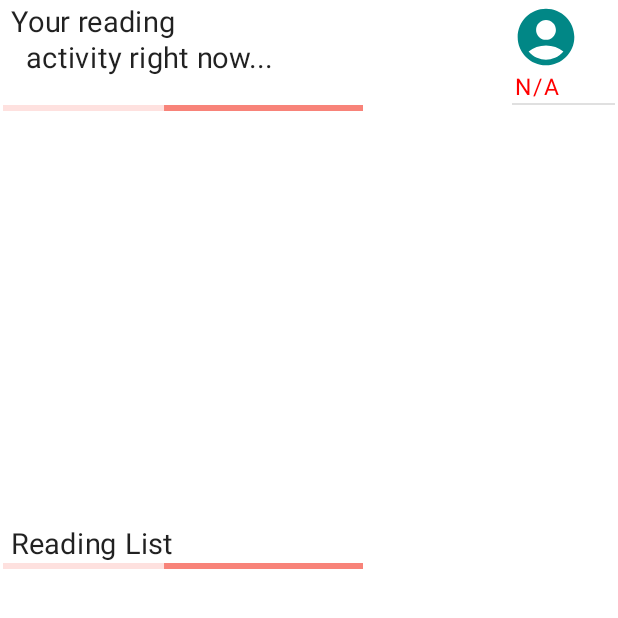
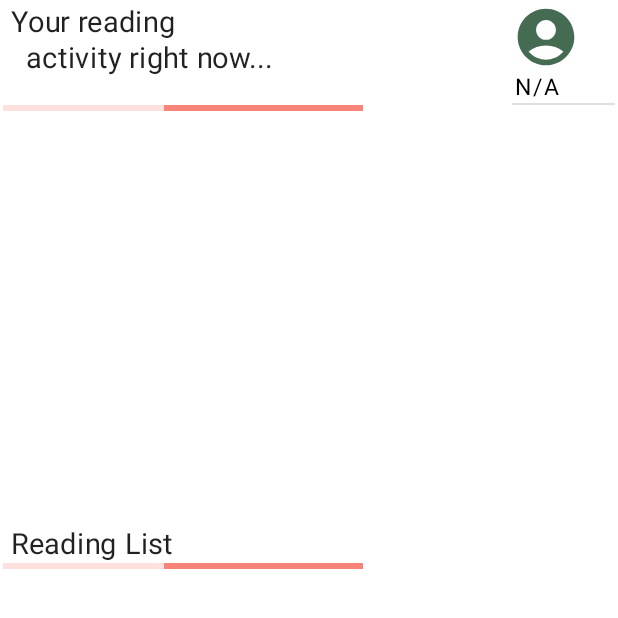
Before and after one commit to veronika8597/ReaderApp, an Android app built with Jetpack Compose: the composable HomeContent shown on its own in the app's theme, on a phone screen of 412 x 824 dp, the top half of it. Run offline under Robolectric (Android 15) with nearby library versions, the phone set to English and light mode, and no system bars; our stand-ins replace Dagger/Hilt's generated code, Firebase (no records; nobody signed in at launch, a user with empty details on screens opened directly); pictures from the network do not load.

Commit message:
ReaderHomeScreen bug fixed

```diff
--- a/app/src/main/java/com/example/myreaderapp/screens/home/ReaderHomeScreen.kt
+++ b/app/src/main/java/com/example/myreaderapp/screens/home/ReaderHomeScreen.kt
@@ -88,7 +88,7 @@ fun HomeContent(navController: NavController, viewModel: HomeScreenViewModel){
         listOfBooks = viewModel.data.value.data!!.toList().filter { mBook ->
         mBook.userId == currentUser?.uid.toString()
         }
-        Log.d("Books", "HomeContent: ${listOfBooks.toString()}")
+        Log.d("Books", "HomeContent: $listOfBooks")
 
     }
 
@@ -112,11 +112,11 @@ fun HomeContent(navController: NavController, viewModel: HomeScreenViewModel){
                             navController.navigate(ReaderScreens.ReaderStatsScreen.name)
                         }
                         .size(45.dp),
-                    tint = MaterialTheme.colors.secondaryVariant)
+                    tint = MaterialTheme.colors.primaryVariant)
                 Text(text = currentUserName!!,
                     modifier = Modifier.padding(2.dp),
                     style = MaterialTheme.typography.overline,
-                    color = Color.Red,
+                    color = Color.Black,
                     fontSize = 15.sp,
                     maxLines = 1,
                     overflow = TextOverflow.Clip)
```
